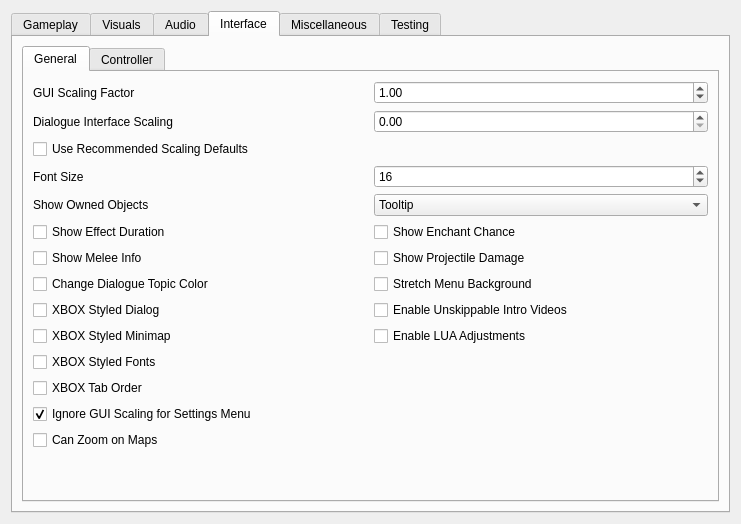
Above: apps/launcher/ui/settingspage.ui from zander2k1/groovy-openmw before the change. Below: the same form after it.
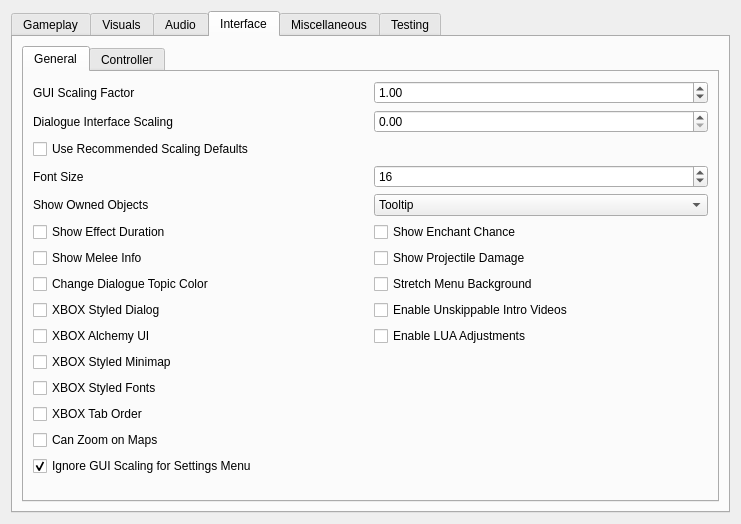
That is the form after the change. The open tabs and pages were chosen to show the change.

Commit message: OpenMW-XBOX-UI: Added the XBOX alchemy UI as an optional setting

```diff
--- a/apps/launcher/ui/settingspage.ui
+++ b/apps/launcher/ui/settingspage.ui
@@ -1415,7 +1415,7 @@
               </property>
              </widget>
             </item>
-            <item row="12" column="0">
+            <item row="14" column="0">
              <widget class="QCheckBox" name="settingsWindowIgnoreScalingCheckBox">
               <property name="toolTip">
                <string>Keep the in-game settings window at normal size regardless of GUI scaling.</string>
@@ -1436,6 +1436,16 @@
               </widget>
              </item>
              <item row="9" column="0">
+               <widget class="QCheckBox" name="xboxAlchemyUiCheckBox">
+                <property name="toolTip">
+                 <string>Replace alchemy with an Xbox-style split menu flow.</string>
+                </property>
+                <property name="text">
+                 <string>XBOX Alchemy UI</string>
+                </property>
+               </widget>
+              </item>
+               <item row="10" column="0">
               <widget class="QCheckBox" name="xboxStyledMinimapCheckBox">
                <property name="toolTip">
                 <string>Move HUD minimap and active effects to the top-left in an Xbox-style layout.</string>
@@ -1445,7 +1455,7 @@
                </property>
               </widget>
              </item>
-             <item row="10" column="0">
+              <item row="11" column="0">
              <widget class="QCheckBox" name="xboxStyledFontsCheckBox">
                <property name="toolTip">
                 <string>Use Montserrat fonts for Xbox-style UI. Disable to use MysticCards.</string>
@@ -1455,7 +1465,7 @@
                </property>
               </widget>
              </item>
-             <item row="11" column="0">
+              <item row="12" column="0">
               <widget class="QCheckBox" name="xboxTabOrderCheckBox">
                <property name="toolTip">
                 <string>Use original Xbox tab order: Inventory, Magic, Map, Stats.</string>
```
Lines whose indentation alone changed are shown as unchanged. The commit also changes 10 other files.
